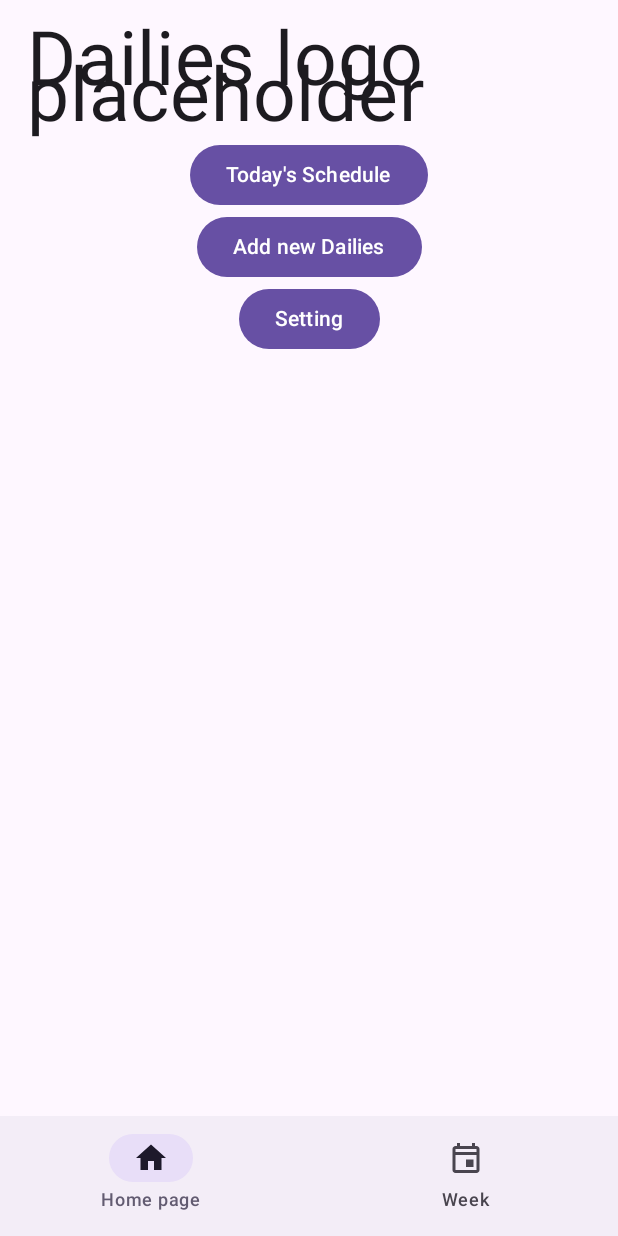
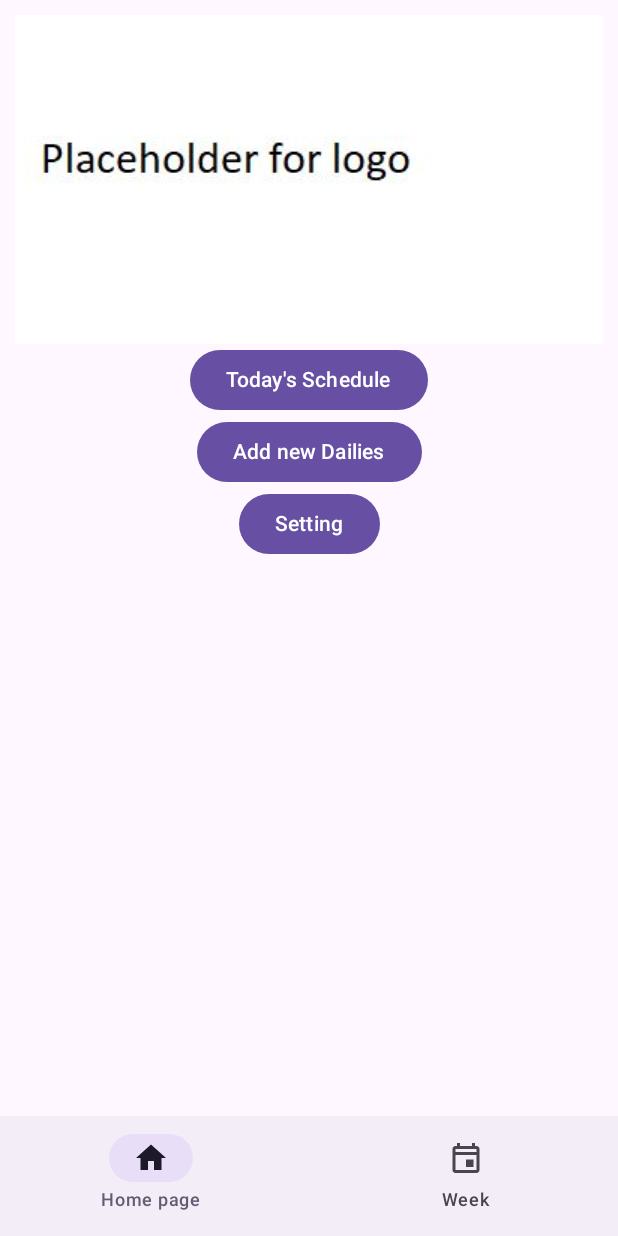
Before and after one commit to erggithub11/major_project, an Android app built with Jetpack Compose: the screen it shows after launch (MainActivity), on a phone screen of 412 x 824 dp. Run offline under Robolectric (Android 15) with nearby library versions, the phone set to English and light mode, and no system bars.

Commit message:
Adding in logo into HomeScreen

```diff
--- a/app/src/main/java/com/dailies/ui/home/HomeScreen.kt
+++ b/app/src/main/java/com/dailies/ui/home/HomeScreen.kt
@@ -1,5 +1,6 @@
 package com.dailies.ui.home
 
+import androidx.compose.foundation.Image
 import androidx.compose.foundation.layout.padding
 import androidx.compose.runtime.Composable
 import androidx.compose.runtime.rememberCoroutineScope
@@ -8,11 +9,14 @@ import androidx.compose.ui.unit.dp
 import androidx.navigation.NavHostController
 import androidx.compose.foundation.layout.Column
 import androidx.compose.foundation.layout.fillMaxSize
+import androidx.compose.foundation.layout.fillMaxWidth
 import androidx.compose.foundation.rememberScrollState
 import androidx.compose.foundation.verticalScroll
 import androidx.compose.ui.Alignment
 import androidx.compose.material3.Button
 import androidx.compose.material3.Text
+import androidx.compose.ui.layout.ContentScale
+import androidx.compose.ui.res.painterResource
 import androidx.compose.ui.res.stringResource
 import androidx.compose.ui.unit.sp
 import com.dailies.R
@@ -46,9 +50,13 @@ fun HomeScreen(modifier: Modifier = Modifier,
                 .verticalScroll(rememberScrollState()),
         ) {
 
-            Text(text = "Dailies logo placeholder",
-                fontSize = 50.sp,
-                modifier = Modifier.padding(start = 8.dp))
+            Image (
+                modifier = Modifier.fillMaxWidth()
+                    .padding(bottom = 0.dp, top = 0.dp),
+                painter = painterResource(id = R.drawable.logo),
+                contentDescription = stringResource(R.string.logo),
+                contentScale = ContentScale.Crop
+            )
 
             Button(onClick = {navController.navigate(route = Screen.Daily.route)},
                 modifier = modifier.padding()) {
--- a/app/src/main/res/values/strings.xml
+++ b/app/src/main/res/values/strings.xml
@@ -22,6 +22,9 @@
     <string name="Back">Back</string>
     <string name="Edit">Edit</string>
 
+    <string name="logo">Logo</string>
+
+
 
 
 </resources>
```
